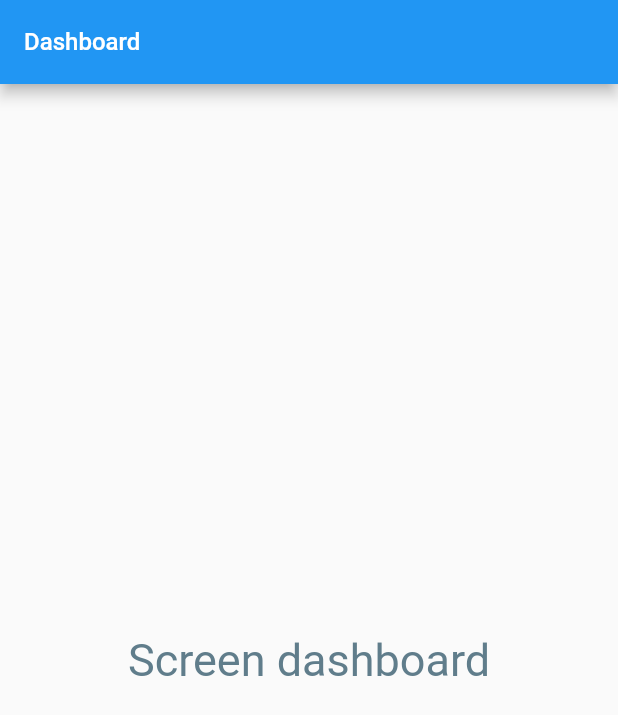
After one commit to sreeharikv112/FlutterPlatformSpecificApp, a Flutter app: the DashboardScreen screen opened directly, on a phone screen of 412 x 824 dp. The commit adds this screen. Shown: the top 715 px of the screen. Run offline on Flutter 3.47's test engine with Material 2 defaults, Android fonts, the phone set to English and light mode, and no system bars; drawn by our look-alikes of flutter_platform_widgets.

Commit message:
dashboard added with navigation

```diff
--- /dev/null
+++ b/lib/ui/dashboard.dart
@@ -0,0 +1,35 @@
+
+import 'package:flutter/material.dart';
+import 'package:flutter_platform_widgets/flutter_platform_widgets.dart';
+import 'package:flutter_platform_specific_app/utils/color_utils.dart' as ColorUtils;
+
+class DashboardScreen extends StatefulWidget{
+  @override
+  State<StatefulWidget> createState() {
+
+    return DashboardScreenState();
+  }
+}
+
+class DashboardScreenState extends State<DashboardScreen>{
+  @override
+  Widget build(BuildContext context) {
+    return PlatformScaffold(
+      appBar: PlatformAppBar(
+        title: Text("Dashboard", style: ColorUtils.toolbarTextStyle,),
+        ios: (_)=> CupertinoNavigationBarData(
+          transitionBetweenRoutes: false,
+        ),
+      ),
+
+      android: (_) => MaterialScaffoldData(),
+      body: Center(
+          child: Text(
+            "Screen dashboard",
+            style: TextStyle(color: Colors.blueGrey, fontSize: 30),
+          ),
+
+      ),);
+  }
+
+}
--- a/lib/ui/first_screen.dart
+++ b/lib/ui/first_screen.dart
@@ -1,6 +1,8 @@
 import 'package:flutter/material.dart';
 import 'package:flutter_platform_specific_app/utils/constants.dart';
 import 'package:flutter_platform_widgets/flutter_platform_widgets.dart';
+
+import 'dashboard.dart';
 
 class FirstScreen extends StatefulWidget {
   @override
@@ -10,8 +12,8 @@ class FirstScreen extends StatefulWidget {
 class _FirstScreenState extends State<FirstScreen> {
   bool _currentSwitchValue = false;
   String switchText = "Do not ";
-  String _userNameEntered="";
-  String _passwordEntered="";
+  String _userNameEntered = "";
+  String _passwordEntered = "";
 
   @override
   Widget build(BuildContext context) {
@@ -29,10 +31,7 @@ class _FirstScreenState extends State<FirstScreen> {
             onChanged: (value) => {
               _userNameEntered = value,
               if (value.isEmpty)
-              {
-                showAlert('Please enter valid username')
-              }
-
+              {showAlert('Please enter valid username')}
             },
             android: (_) => MaterialTextFieldData(
               decoration: InputDecoration(labelText: 'User name'),
@@ -51,9 +50,7 @@ class _FirstScreenState extends State<FirstScreen> {
             onChanged: (value) => {
               _passwordEntered = value,
               if (value.isEmpty)
-              {
-                showAlert('Please enter valid password')
-              }
+              {showAlert('Please enter valid password')}
             },
             android: (_) => MaterialTextFieldData(
               decoration: InputDecoration(labelText: 'Password'),
@@ -99,10 +96,10 @@ class _FirstScreenState extends State<FirstScreen> {
             child: PlatformButton(
               onPressed: () {
                 setState(() {
-                  if(_userNameEntered.isEmpty || _passwordEntered.isEmpty){
+                  if (_userNameEntered.isEmpty || _passwordEntered.isEmpty) {
                     showAlert('Please enter both user name and password');
-                  }else{
-                    debugPrint('proceed');
+                  } else {
+                    moveToNextScreen(context);
                   }
                 });
               },
@@ -146,3 +143,9 @@ class _FirstScreenState extends State<FirstScreen> {
     );
   }
 }
+
+void moveToNextScreen(BuildContext context) {
+  Navigator.pushReplacement(context,
+    MaterialPageRoute(builder: (context) => DashboardScreen()),
+  );
+}
```
